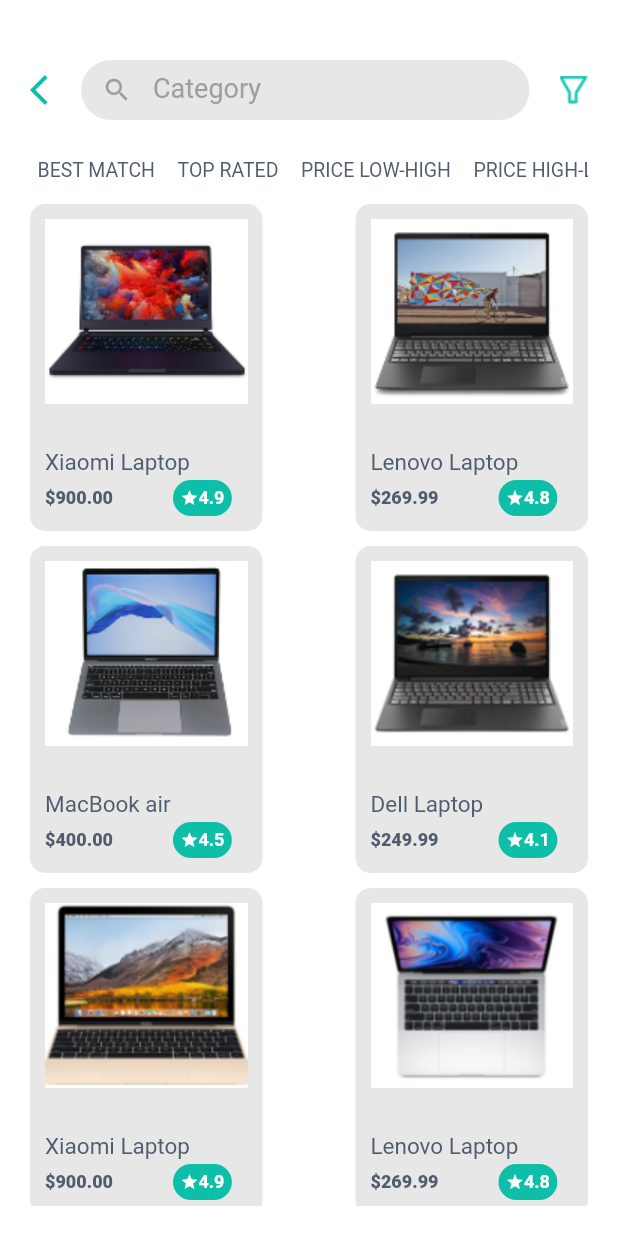
After one commit to AhmedAdel94/bahaa-App, a Flutter app: the Laptops screen opened by its route, on a phone screen of 412 x 824 dp. The commit adds this screen. Run offline on Flutter 3.47's test engine with Material 2 defaults, Android fonts, the phone set to English and light mode, and no system bars; our stand-ins replace carousel_slider.

Commit message:
Add laptops page and edit navigation

```diff
--- a/lib/UI/Details.dart
+++ b/lib/UI/Details.dart
@@ -20,9 +20,14 @@ class _DetailsState extends State<Details> {
           "Xiaomi Mi Game Notebook ",
           style: TextStyle(color: Color(0xff515C6F)),
         ),
-        leading: Icon(
-          Icons.arrow_back_ios,
-          color: Color(0xff0dbea8),
+        leading: InkWell(
+          onTap: () {
+            Navigator.pop(context);
+          },
+          child: Icon(
+            Icons.arrow_back_ios,
+            color: Color(0xff0dbea8),
+          ),
         ),
         actions: <Widget>[
           Icon(
@@ -191,7 +196,9 @@ class _DetailsState extends State<Details> {
               Row(
                 children: <Widget>[
                   Image.asset('assets/images/person.png'),
-                  SizedBox(width: 5,),
+                  SizedBox(
+                    width: 5,
+                  ),
                   Text("Jack")
                 ],
               ),
@@ -199,7 +206,7 @@ class _DetailsState extends State<Details> {
             ],
           ),
           Padding(
-            padding: EdgeInsets.only(left:48.0,right: 0,top: 10),
+            padding: EdgeInsets.only(left: 48.0, right: 0, top: 10),
             child: Text(
               "Excellent performance and a stylish and functional design make the Xiaomi simply one of the best laptops available",
               style: TextStyle(fontSize: 14),
@@ -212,7 +219,7 @@ class _DetailsState extends State<Details> {
 
   Widget loginButton() {
     return Padding(
-      padding: EdgeInsets.only(left: 20, right: 20,bottom: 10),
+      padding: EdgeInsets.only(left: 20, right: 20, bottom: 10),
       child: InkWell(
         onTap: () {
           //Navigator.pushNamed(context, '/home');
--- a/lib/UI/Home.dart
+++ b/lib/UI/Home.dart
@@ -74,7 +74,11 @@ class _HomeState extends State<Home> {
   }
 
   Widget categoryItem(String img, String title) {
-    return Column(
+    return InkWell(
+      onTap: () {
+        Navigator.pushNamed(context, '/subCats');
+      },
+      child: Column(
         children: <Widget>[
           Container(
             width: 80,
@@ -93,6 +97,7 @@ class _HomeState extends State<Home> {
           ),
           Text(title)
         ],
+      ),
     );
   }
 
@@ -118,7 +123,9 @@ class _HomeState extends State<Home> {
     return Column(
       crossAxisAlignment: CrossAxisAlignment.center,
       children: <Widget>[
-        SizedBox(height: 10,),
+        SizedBox(
+          height: 10,
+        ),
         Container(
           width: 65,
           height: 65,
@@ -145,7 +152,9 @@ class _HomeState extends State<Home> {
             ),
           ),
         ),
-         SizedBox(height: 10,),
+        SizedBox(
+          height: 10,
+        ),
         Text("See All")
       ],
     );
--- a/lib/UI/SubCategories.dart
+++ b/lib/UI/SubCategories.dart
@@ -21,9 +21,14 @@ class _SubCategoriesState extends State<SubCategories> {
               fontSize: 30,
               fontWeight: FontWeight.w600),
         ),
-        leading: Icon(
+        leading: InkWell(
+          onTap: () {
+            Navigator.pop(context);
+          },
+          child: Icon(
             Icons.arrow_back_ios,
             color: Color(0xff0dbea8),
+          ),
         ),
         actions: <Widget>[
           Icon(
@@ -56,7 +61,9 @@ class _SubCategoriesState extends State<SubCategories> {
                   height: 40,
                 ),
                 items(),
-                SizedBox(height: 10,),
+                SizedBox(
+                  height: 10,
+                ),
                 categories(),
               ],
             ),
@@ -69,6 +76,10 @@ class _SubCategoriesState extends State<SubCategories> {
   Widget rowItem(String text) {
     return Padding(
         padding: EdgeInsets.only(top: 8, bottom: 8, left: 15, right: 15),
+        child: InkWell(
+          onTap: () {
+            Navigator.pushNamed(context, '/lapTops');
+          },
           child: Row(
             mainAxisAlignment: MainAxisAlignment.spaceBetween,
             children: <Widget>[
@@ -93,6 +104,7 @@ class _SubCategoriesState extends State<SubCategories> {
                 ),
               )
             ],
+          ),
         ));
   }
 
@@ -127,7 +139,6 @@ class _SubCategoriesState extends State<SubCategories> {
           height: 80,
           decoration: BoxDecoration(
             shape: BoxShape.circle,
-
           ),
           child: Padding(
             padding: const EdgeInsets.all(8.0),
--- /dev/null
+++ b/lib/UI/laptops.dart
@@ -0,0 +1,273 @@
+import 'package:flutter/material.dart';
+
+class Laptops extends StatefulWidget {
+  @override
+  _LaptopsState createState() => _LaptopsState();
+}
+
+class _LaptopsState extends State<Laptops> {
+  TextEditingController searchController = TextEditingController();
+  var searchItem;
+  List filters = [
+    "BEST MATCH",
+    "TOP RATED",
+    "PRICE LOW-HIGH",
+    "PRICE HIGH-LOW"
+  ];
+  @override
+  Widget build(BuildContext context) {
+    return Scaffold(
+      backgroundColor: Colors.white,
+      body: Container(
+        child: Padding(
+          padding: EdgeInsets.all(20),
+          child: SingleChildScrollView(
+            child: Column(
+              children: <Widget>[
+                SizedBox(
+                  height: 20,
+                ),
+                searchBar(),
+                filtersList(),
+                items(),
+              ],
+            ),
+          ),
+        ),
+      ),
+    );
+  }
+
+  Widget searchBar() {
+    return Container(
+      child: Row(
+        mainAxisAlignment: MainAxisAlignment.spaceBetween,
+        children: <Widget>[
+          InkWell(
+            onTap: () {
+              Navigator.pop(context);
+            },
+            child: Icon(
+              Icons.arrow_back_ios,
+              color: Color(0xff0dbea8),
+            ),
+          ),
+          SizedBox(
+            width: 10,
+          ),
+          Expanded(
+            child: Container(
+              height: 40,
+              decoration: BoxDecoration(
+                color: Color(0xFFE8E7E7),
+                borderRadius: BorderRadius.circular(50),
+              ),
+              child: TextField(
+                controller: searchController,
+                decoration: InputDecoration(
+                  //contentPadding: EdgeInsets.all(12.0),
+                  border: InputBorder.none,
+                  hintText: "Category",
+                  hintStyle: TextStyle(color: Colors.grey, fontSize: 18.0),
+                  prefixIcon: Icon(
+                    Icons.search,
+                    size: 20,
+                    color: Colors.grey,
+                  ),
+                ),
+              ),
+            ),
+          ),
+          SizedBox(
+            width: 20,
+          ),
+          drawFilterButton()
+        ],
+      ),
+    );
+  }
+
+  Widget drawFilterButton() {
+    return InkWell(
+      onTap: () {},
+      child: Container(
+        // width: 50,
+        // height: 50,
+        child: Image.asset(
+          "assets/images/filters.png",
+        ),
+      ),
+    );
+  }
+
+  Widget filtersList() {
+    return Container(
+      width: double.infinity,
+      height: 40.0,
+      margin: EdgeInsets.only(top: 16.0),
+      child: ListView.builder(
+        scrollDirection: Axis.horizontal,
+        itemCount: filters.length,
+        itemBuilder: (BuildContext context, int position) =>
+            filtersListItem(position),
+      ),
+    );
+  }
+
+  Widget filtersListItem(int position) {
+    return InkWell(
+      onTap: () {
+        setState(() {
+          if (searchItem == filters[position]) {
+            searchItem = null;
+          } else {
+            searchItem = filters[position];
+          }
+        });
+      },
+      child: Container(
+        margin: EdgeInsets.only(left: 5.0, bottom: 5.0, right: 5.0),
+        child: Container(
+          child: Row(
+            children: <Widget>[
+              Text(
+                filters[position],
+                style: TextStyle(
+                    color: searchItem == filters[position]
+                        ? Color(0xff0dbea8)
+                        : Color(0XFF515C6F),
+                    fontSize: 13.0),
+              ),
+              SizedBox(
+                width: 5.0,
+              ),
+            ],
+          ),
+        ),
+      ),
+    );
+  }
+
+  Widget productItem(String image, String title, String price, String rate) {
+    return Padding(
+      padding: EdgeInsets.all(0),
+      child: InkWell(
+        onTap: () {
+          Navigator.pushNamed(context, '/details');
+        },
+        child: Container(
+          decoration: BoxDecoration(
+            color: Color(0xffe7e7e7),
+            borderRadius: BorderRadius.all(
+              Radius.circular(10),
+            ),
+          ),
+          child: Padding(
+            padding: const EdgeInsets.all(10.0),
+            child: Column(
+              mainAxisAlignment: MainAxisAlignment.start,
+              crossAxisAlignment: CrossAxisAlignment.start,
+              children: <Widget>[
+                Image.asset(image),
+                SizedBox(
+                  height: 30,
+                ),
+                Text(
+                  title,
+                  style: TextStyle(color: Color(0XFF515C6F), fontSize: 15),
+                ),
+                SizedBox(
+                  height: 3,
+                ),
+                Row(
+                  mainAxisAlignment: MainAxisAlignment.spaceBetween,
+                  children: <Widget>[
+                    Text(
+                      price,
+                      style: TextStyle(
+                          color: Color(0XFF515C6F),
+                          fontWeight: FontWeight.w800,
+                          fontSize: 12),
+                    ),
+                    SizedBox(
+                      width: 40,
+                    ),
+                    rating(rate),
+                  ],
+                )
+              ],
+            ),
+          ),
+        ),
+      ),
+    );
+  }
+
+  Widget rating(String rate) {
+    return Container(
+      decoration: BoxDecoration(
+        color: Color(0xff0dbea8),
+        borderRadius: BorderRadius.all(
+          Radius.circular(50),
+        ),
+      ),
+      child: Container(
+        padding: EdgeInsets.all(5),
+        child: Row(
+          children: <Widget>[
+            Icon(Icons.star, size: 12, color: Colors.white),
+            Text(
+              rate,
+              //textAlign: TextAlign.center,
+              style: TextStyle(
+                  color: Colors.white,
+                  fontWeight: FontWeight.w700,
+                  fontSize: 12),
+            ),
+          ],
+        ),
+      ),
+    );
+  }
+
+  Widget items() {
+    return Column(
+      mainAxisAlignment: MainAxisAlignment.spaceEvenly,
+      children: <Widget>[
+        Row(
+          mainAxisAlignment: MainAxisAlignment.spaceBetween,
+          children: <Widget>[
+            productItem(
+                "assets/images/lap1.png", "Xiaomi Laptop", "\$900.00", "4.9"),
+            productItem(
+                "assets/images/lap2.png", "Lenovo Laptop", "\$269.99", "4.8"),
+          ],
+        ),
+        SizedBox(
+          height: 10,
+        ),
+        Row(
+          mainAxisAlignment: MainAxisAlignment.spaceBetween,
+          children: <Widget>[
+            productItem(
+                "assets/images/lap3.png", "MacBook air", "\$400.00", "4.5"),
+            productItem(
+                "assets/images/lap4.png", "Dell Laptop", "\$249.99", "4.1"),
+          ],
+        ),
+        SizedBox(
+          height: 10,
+        ),
+        Row(
+          mainAxisAlignment: MainAxisAlignment.spaceBetween,
+          children: <Widget>[
+            productItem(
+                "assets/images/lap5.png", "Xiaomi Laptop", "\$900.00", "4.9"),
+            productItem(
+                "assets/images/lap6.png", "Lenovo Laptop", "\$269.99", "4.8"),
+          ],
+        ),
+      ],
+    );
+  }
+}
--- a/lib/myapp.dart
+++ b/lib/myapp.dart
@@ -1,6 +1,7 @@
 import 'package:bahaa2/UI/Details.dart';
 import 'package:bahaa2/UI/Home.dart';
 import 'package:bahaa2/UI/SubCategories.dart';
+import 'package:bahaa2/UI/laptops.dart';
 import 'package:bahaa2/UI/login.dart';
 import 'package:bahaa2/UI/signup.dart';
 import 'package:flutter/material.dart';
@@ -31,6 +32,7 @@ class _MyAppState extends State<MyApp> {
         '/home': (BuildContext context) => Home(),
         '/details': (BuildContext context) => Details(),
         '/subCats':(BuildContext context) => SubCategories(),
+        '/lapTops':(BuildContext context) => Laptops(),
       }
     );
   }
```
Also changed, not shown: assets/images/filters.png (added), assets/images/lap1.png (added), assets/images/lap2.png (added), assets/images/lap3.png (added), assets/images/lap4.png (added), assets/images/lap5.png (added), assets/images/lap6.png (added). Lines whose indentation alone changed are shown as unchanged.
